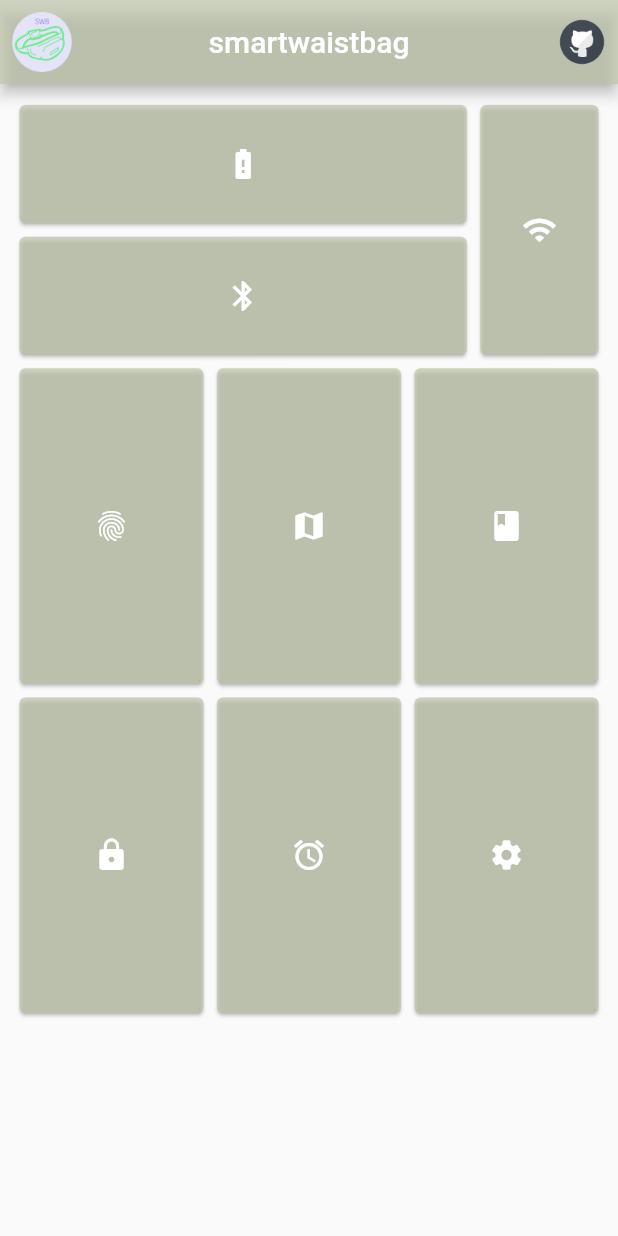
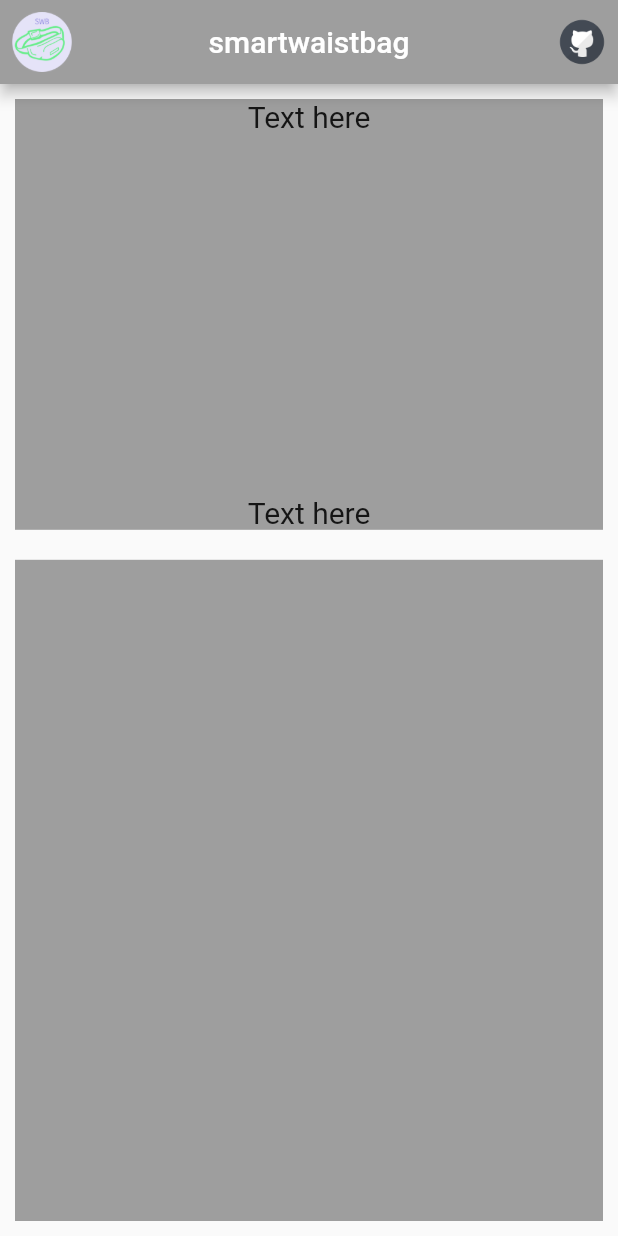
Before and after one commit to jhsavely/SmartWaistBag, a Flutter app: the screen it shows after launch, on a phone screen of 412 x 824 dp. Run offline on Flutter 3.47's test engine with Material 2 defaults, Android fonts, the phone set to English and light mode, and no system bars; our stand-ins replace flutter_svg.

Commit message:
rebuilding of main page: part 2

```diff
--- a/lib/main.dart
+++ b/lib/main.dart
@@ -2,30 +2,6 @@ import 'package:flutter/material.dart';
 import 'package:flutter_staggered_grid_view/flutter_staggered_grid_view.dart';
 import 'package:flutter_svg/svg.dart';
 import 'SettingsScreen.dart';
-
-List<StaggeredTile> _staggeredTiles = const <StaggeredTile>[
-  const StaggeredTile.count(7, 2),
-  const StaggeredTile.count(2, 4),
-  const StaggeredTile.count(7, 2),
-  const StaggeredTile.count(3, 5),
-  const StaggeredTile.count(3, 5),
-  const StaggeredTile.count(3, 5),
-  const StaggeredTile.count(3, 5),
-  const StaggeredTile.count(3, 5),
-  const StaggeredTile.count(3, 5),
-];
-
-List<Widget> _tiles = const <Widget>[
-  const _MyTile(Color(0xb0bec5AA), Icons.battery_alert),
-  const _MyTile(Color(0xb0bec5AA), Icons.wifi),
-  const _MyTile(Color(0xb0bec5AA), Icons.bluetooth),
-  const _MyTile(Color(0xb0bec5AA), Icons.fingerprint),
-  const _MyTile(Color(0xb0bec5AA), Icons.map),
-  const _MyTile(Color(0xb0bec5AA), Icons.book),
-  const _MyTile(Color(0xb0bec5AA), Icons.lock),
-  const _MyTile(Color(0xb0bec5AA), Icons.alarm),
-  const _MyTile(Color(0xb0bec5AA), Icons.settings),
-];
 
 void main() {
   runApp(HomePage());
@@ -49,7 +25,7 @@ class MainMenu extends StatelessWidget {
   Widget build(BuildContext context) {
     return new Scaffold(
         appBar: AppBar(
-          backgroundColor: Color(0xb0bec5AA),
+          backgroundColor: Colors.grey,
           title: Text('smartwaistbag'),
           centerTitle: true,
           leading: IconButton(
@@ -68,8 +44,7 @@ class MainMenu extends StatelessWidget {
                     },
                   ),
                 );
-                // Find the Scaffold in the widget tree and use
-                // it to show a SnackBar.
+                // Find the Scaffold in the widget tree and use it to show a SnackBar.
                 Scaffold.of(context).showSnackBar(snackBar);
               },
               tooltip: 'Prev'),
@@ -87,76 +62,80 @@ class MainMenu extends StatelessWidget {
                 tooltip: 'Next')
           ],
         ),
-        body: new Padding(
-            padding: const EdgeInsets.only(top: 1.0),
-            child: new StaggeredGridView.count(
-              crossAxisCount: 9,
-              staggeredTiles: _staggeredTiles,
-              children: _tiles,
-              mainAxisSpacing: 1.0,
-              crossAxisSpacing: 1.0,
-              padding: const EdgeInsets.all(9.0),
-            )));
+        body: MenuLayout()
+        );
   }
 }
 
-class _MyTile extends StatelessWidget {
-  const _MyTile(this.backgroundColor, this.iconData);
-
-  final Color backgroundColor;
-  final IconData iconData;
+class MenuLayout extends StatelessWidget {
+  final text = new Text('Text here', style: new TextStyle(fontSize: 20.0));
+  final margin = const EdgeInsets.only(top: 10.0, bottom: 10.0, right: 10.0, left: 10.0);
+  final backColor = Colors.grey;
 
   @override
   Widget build(BuildContext context) {
-    return new Card(
-      color: backgroundColor,
-      child: new InkWell(
-        onTap: () {
-          Navigator.push(
-            context,
-            MaterialPageRoute(builder: (context) => new SettingsScreen()),
-          );
-        },
-//        {
-//          final snackBar = SnackBar(content: Text("Tap"));
-//          Scaffold.of(context).showSnackBar(snackBar);
-//        },
-        child: new Center(
-          child: new Padding(
-            padding: const EdgeInsets.all(0.01),
-            child: new Icon(
-              iconData,
-              color: Colors.white,
+    //var width = MediaQuery.of(context).size.width; // Using this line I got the device screen width
+    return new Scaffold(
+      body: new SafeArea(
+        //I didn't add appbar. this will add necessary padding for status bar.
+        child: new Column(
+          children: [
+            new Expanded(
+              flex: 2,
+              child: new Container(
+                //width: width / 1.5,
+                // this will give you flexible width not fixed width
+                margin: margin,
+                // variable
+                color: backColor,
+                // variable
+                child: new Column(
+                  children: <Widget>[
+                    new Expanded(
+                      flex: 1,
+                      child: new Container(
+                        alignment: Alignment.topCenter,
+                        child: text, //variable above
+                      ),
+                    ),
+                    new Expanded(
+                      flex: 1,
+                      child: new Container(
+                        alignment: Alignment.bottomCenter,
+                        child: text, //variable above
+                      ),
+                    ),
+                  ],
+                ),
+              ),
             ),
-          ),
+            new Expanded(
+              flex: 3,
+              child: new Container(
+                //width: width / 1.5,
+                // this will give you flexible width not fixed width
+                margin: margin,
+                //variable
+                color: backColor, //variable
+              ),
+            ),
+          ],
         ),
       ),
     );
   }
 }
 
-class SnackBarPage extends StatelessWidget {
+class Indication extends StatefulWidget {
+  @override
+  _IndicationState createState() => _IndicationState();
+}
+
+class _IndicationState extends State<Indication> {
   @override
   Widget build(BuildContext context) {
-    return Center(
-      child: RaisedButton(
-        onPressed: () {
-          final snackBar = SnackBar(
-            content: Text('Yay! A SnackBar!'),
-            action: SnackBarAction(
-              label: 'Undo',
-              onPressed: () {
-                // Some code to undo the change.
-              },
-            ),
-          );
-          // Find the Scaffold in the widget tree and use
-          // it to show a SnackBar.
-          Scaffold.of(context).showSnackBar(snackBar);
-        },
-        child: Text('Show SnackBar'),
-      ),
-    );
+    // TODO: implement build
+    return null;
   }
 }
 
```
